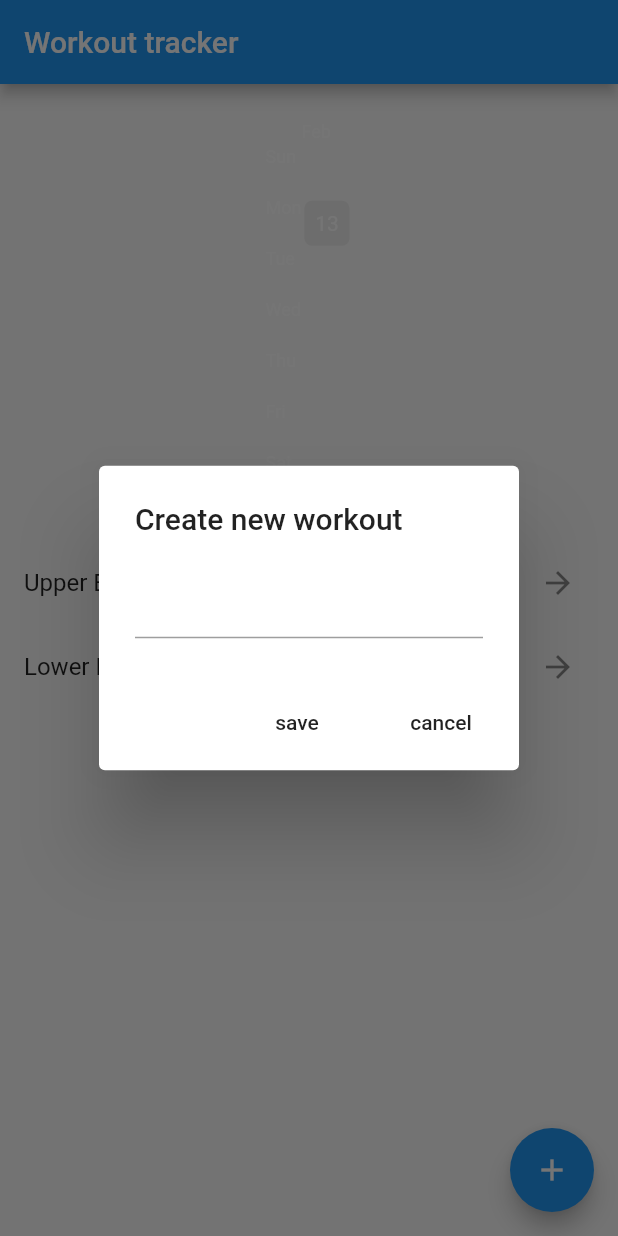
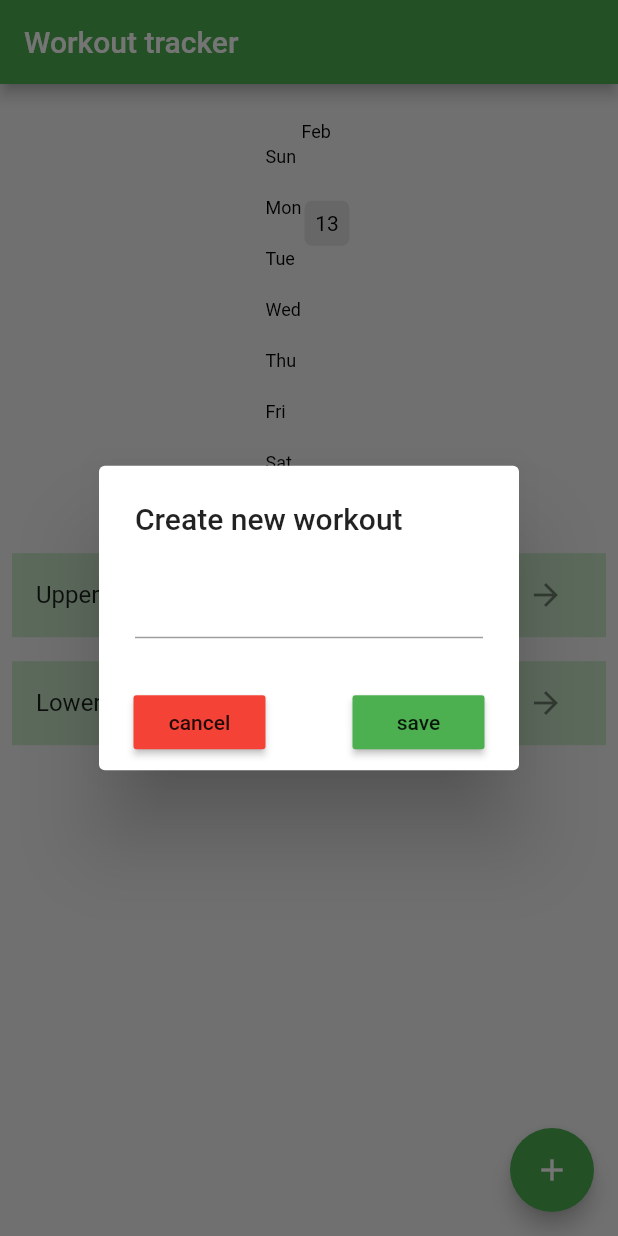
Before and after one commit to dobrunov/workout_tracker, a Flutter app: the screen it shows after launch, after a tap on the "add" icon, on a phone screen of 412 x 824 dp. Run offline on Flutter 3.47's test engine with Material 2 defaults, Android fonts, the phone set to English and light mode, and no system bars; drawn by our look-alikes of flutter_heatmap_calendar; our stand-ins replace hive, hive_flutter; accounts and stored records are empty.

Commit message:
adding color styles, paddings

```diff
--- a/lib/components/heat_map.dart
+++ b/lib/components/heat_map.dart
@@ -21,13 +21,13 @@ class MyHeatMap extends StatelessWidget {
         endDate: DateTime.now().add(const Duration(days: 0)),
         datasets: datasets,
         colorMode: ColorMode.color,
-        defaultColor: Colors.grey[200],
-        textColor: Colors.white,
+        defaultColor: Colors.grey[300],
+        textColor: Colors.black,
         showColorTip: false,
         showText: true,
         scrollable: true,
         size: 30,
-        colorsets: const {1: Colors.green},
+        colorsets: const {1: Colors.green, 2: Colors.greenAccent},
       ),
     );
   }
--- a/lib/pages/home_page.dart
+++ b/lib/pages/home_page.dart
@@ -34,17 +34,27 @@ class _HomePageState extends State<HomePage> {
           controller: newWorkoutNameController,
         ),
         actions: [
+          Padding(
+            padding: const EdgeInsets.only(left: 15.0, right: 15),
+            child: Row(
+              mainAxisAlignment: MainAxisAlignment.spaceBetween,
+              children: [
+                // cancel button
+                MaterialButton(
+                  color: Colors.red[500],
+                  onPressed: cancel,
+                  child: const Text('cancel'),
+                ),
+
                 // save button
                 MaterialButton(
+                  color: Colors.green[500],
                   onPressed: save,
                   child: const Text('save'),
                 ),
-
-          // cancel button
-          MaterialButton(
-            onPressed: cancel,
-            child: const Text('cancel'),
-          )
+              ],
+            ),
+          ),
         ],
       ),
     );
@@ -90,10 +100,13 @@ class _HomePageState extends State<HomePage> {
   Widget build(BuildContext context) {
     return Consumer<WorkoutData>(
       builder: (context, value, child) => Scaffold(
+          backgroundColor: Colors.grey[100],
           appBar: AppBar(
+            backgroundColor: Colors.green[500],
             title: const Text('Workout tracker'),
           ),
           floatingActionButton: FloatingActionButton(
+            backgroundColor: Colors.green[500],
             onPressed: createNewWorkout,
             child: const Icon(Icons.add),
           ),
@@ -110,11 +123,17 @@ class _HomePageState extends State<HomePage> {
                 shrinkWrap: true,
                 physics: const NeverScrollableScrollPhysics(),
                 itemCount: value.getWorkoutList().length,
-                itemBuilder: (context, index) => ListTile(
+                itemBuilder: (context, index) => Padding(
+                  padding: const EdgeInsets.all(8.0),
+                  child: Container(
+                    color: Colors.green[100],
+                    child: ListTile(
                       title: Text(value.getWorkoutList()[index].name),
                       trailing: IconButton(
-                    icon: Icon(Icons.arrow_forward),
+                        icon: const Icon(Icons.arrow_forward),
                         onPressed: () => goToWorkoutPage(value.getWorkoutList()[index].name),
+                      ),
+                    ),
                   ),
                 ),
               ),
```
Also changed, not shown: lib/components/exercise_tile.dart (+8 -1 lines), lib/pages/workout_page.dart (+6 -1 lines). Lines whose indentation alone changed are shown as unchanged.
